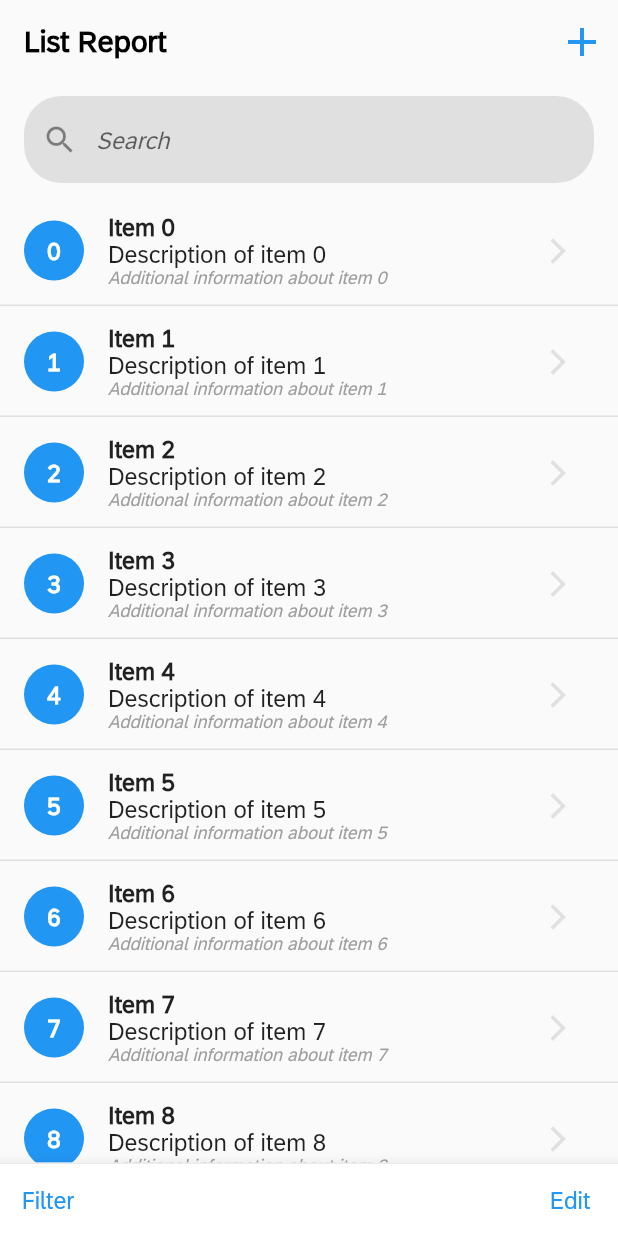
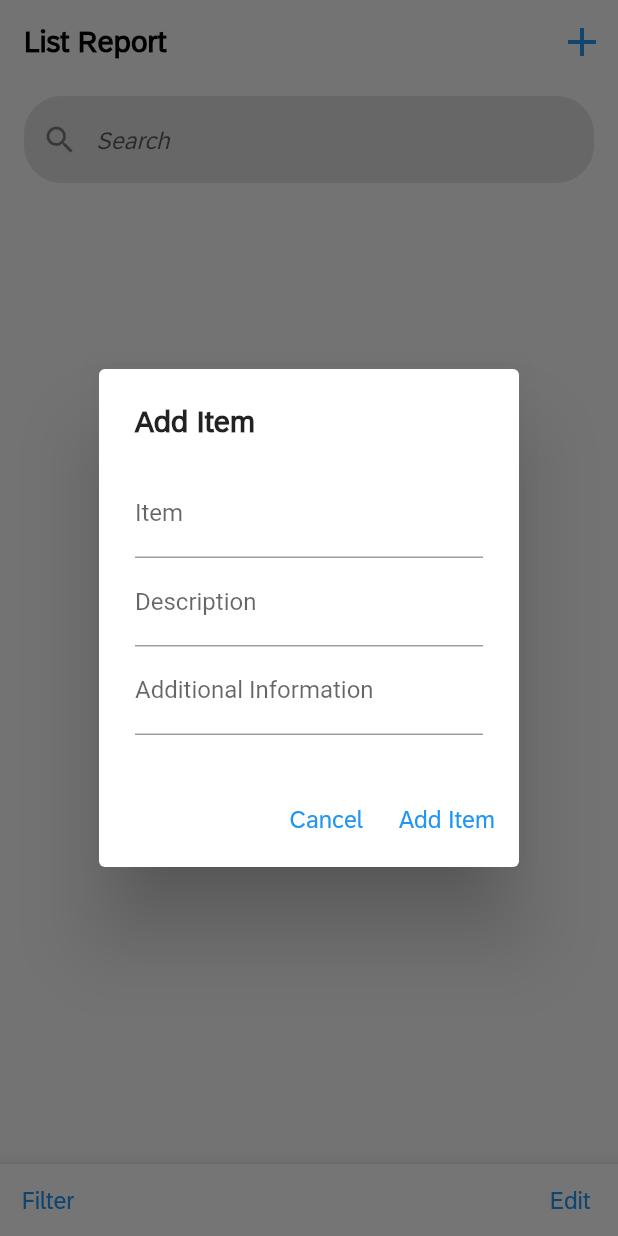
Before and after one commit to MindsetConsulting/com.mindset.ipv.fiori_flutter, a Flutter app: the screen it shows after launch, after a tap on the "add" icon, on a phone screen of 412 x 824 dp. Run offline on Flutter 3.47's test engine with Material 2 defaults, Android fonts, the phone set to English and light mode, and no system bars.

Commit message:
add button functionality and search update

```diff
--- a/lib/main.dart
+++ b/lib/main.dart
@@ -25,6 +25,7 @@ class ListReportPage extends StatefulWidget {
 class _ListReportPageState extends State<ListReportPage> {
   final TextEditingController _searchController = TextEditingController();
   String _searchText = '';
+  List<Map<String, String>> _items = [];
 
   @override
   void initState() {
@@ -40,6 +41,91 @@ class _ListReportPageState extends State<ListReportPage> {
   void dispose() {
     _searchController.dispose();
     super.dispose();
+  }
+
+  void _showAddItemDialog() {
+    String item = '';
+    String description = '';
+    String additionalInfo = '';
+
+    showDialog(
+      context: context,
+      builder: (BuildContext context) {
+        return AlertDialog(
+          title: Text(
+            'Add Item',
+            style: TextStyle(
+              fontFamily: 'SAP72',
+              fontWeight: FontWeight.bold,
+            ),
+          ),
+          content: Column(
+            mainAxisSize: MainAxisSize.min,
+            children: [
+              TextField(
+                decoration: InputDecoration(
+                  labelText: 'Item',
+                ),
+                onChanged: (value) {
+                  item = value;
+                },
+              ),
+              TextField(
+                decoration: InputDecoration(
+                  labelText: 'Description',
+                ),
+                onChanged: (value) {
+                  description = value;
+                },
+              ),
+              TextField(
+                decoration: InputDecoration(
+                  labelText: 'Additional Information',
+                ),
+                onChanged: (value) {
+                  additionalInfo = value;
+                },
+              ),
+            ],
+          ),
+          actions: [
+            TextButton(
+              onPressed: () {
+                Navigator.pop(context);
+              },
+              child: Text(
+                'Cancel',
+                style: TextStyle(
+                  color: Colors.blue,
+                  fontFamily: 'SAP72',
+                  fontSize: 16,
+                ),
+              ),
+            ),
+            TextButton(
+              onPressed: () {
+                setState(() {
+                  _items.add({
+                    'item': item,
+                    'description': description,
+                    'additionalInfo': additionalInfo,
+                  });
+                });
+                Navigator.pop(context);
+              },
+              child: Text(
+                'Add Item',
+                style: TextStyle(
+                  color: Colors.blue,
+                  fontFamily: 'SAP72',
+                  fontSize: 16,
+                ),
+              ),
+            ),
+          ],
+        );
+      },
+    );
   }
 
   @override
@@ -64,7 +150,7 @@ class _ListReportPageState extends State<ListReportPage> {
               color: Colors.blue,
             ),
             onPressed: () {
-              // Add button functionality here
+              _showAddItemDialog();
             },
           ),
         ],
@@ -95,7 +181,7 @@ class _ListReportPageState extends State<ListReportPage> {
           SizedBox(height: 8),
           Expanded(
             child: ListView.separated(
-              itemCount: 10,
+              itemCount: _items.length,
               separatorBuilder: (BuildContext context, int index) {
                 return Divider(
                   color: Colors.grey[300],
@@ -105,10 +191,13 @@ class _ListReportPageState extends State<ListReportPage> {
               },
               itemBuilder: (BuildContext context, int index) {
                 if (_searchText.isNotEmpty &&
-                    !('Item $index'
+                    !(_items[index]['item']!
                             .toLowerCase()
                             .contains(_searchText.toLowerCase()) ||
-                        'Description of item $index'
+                        _items[index]['description']!
+                            .toLowerCase()
+                            .contains(_searchText.toLowerCase()) ||
+                        _items[index]['additionalInfo']!
                             .toLowerCase()
                             .contains(_searchText.toLowerCase()))) {
                   return SizedBox.shrink();
@@ -133,26 +222,25 @@ class _ListReportPageState extends State<ListReportPage> {
                     crossAxisAlignment: CrossAxisAlignment.start,
                     children: [
                       Text(
-                        'Item $index',
+                        _items[index]['item']!,
                         style: TextStyle(
                           fontFamily: 'SAP72',
                           fontWeight: FontWeight.bold,
                         ),
                       ),
                       Text(
-                        'Description of item $index',
+                        _items[index]['description']!,
                         style: TextStyle(
                           fontFamily: 'SAP72',
                         ),
                       ),
                       Text(
-                        'Additional information about item $index',
+                        _items[index]['additionalInfo']!, // Modified line
                         style: TextStyle(
-                          fontFamily: 'SAP72',
-                          fontSize: 12,
-                          color: Colors.grey,
-                          fontStyle: FontStyle.italic
-                        ),
+                            fontFamily: 'SAP72',
+                            fontSize: 12,
+                            color: Colors.grey,
+                            fontStyle: FontStyle.italic),
                       ),
                     ],
                   ),
```
